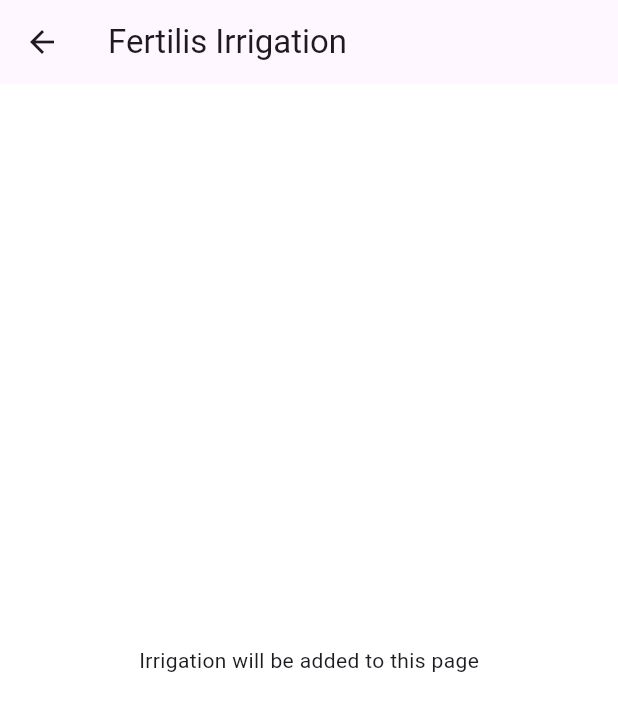
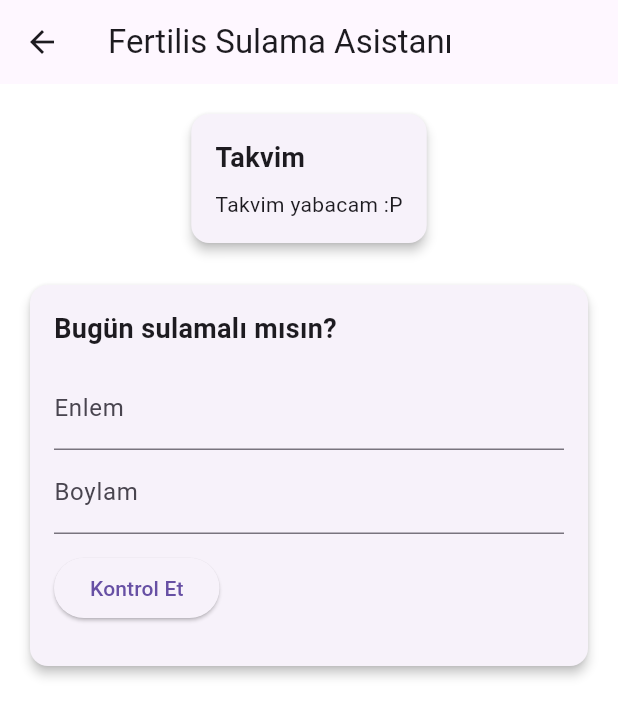
Before and after one commit to minecarman/fertilis, a Flutter app: the IrrigationPage screen opened directly, on a phone screen of 412 x 824 dp. Shown: the top 717 px of the screen. Run offline on Flutter 3.47's test engine with Material 3 defaults, Android fonts, the phone set to English and light mode, and no system bars.

Commit message:
apis for irrigation page
openweatherapi is used for irrigationpage and a based logic module for testing.

```diff
--- a/frontend/lib/core/api_config.dart
+++ b/frontend/lib/core/api_config.dart
@@ -1,4 +1,4 @@
 class ApiConfig {
- // static const String baseUrl = "http://localhost:3000"; // web için bu satırı kullan
-  static const String baseUrl = "http://192.168.1.34:3000"; // android için bu satırı kullan
+  static const String baseUrl = "http://localhost:3000"; // web için bu satırı kullan
+ // static const String baseUrl = "http://172.20.10.7:3000"; // android için bu satırı kullan
 }
--- a/frontend/lib/pages/irrigation_page.dart
+++ b/frontend/lib/pages/irrigation_page.dart
@@ -1,14 +1,129 @@
 import 'package:flutter/material.dart';
+import '../services/irrigation_service.dart';
 
-class IrrigationPage extends StatelessWidget {
+class IrrigationPage extends StatefulWidget {
   const IrrigationPage({super.key});
+
+  @override
+  State<IrrigationPage> createState() => _IrrigationPageState();
+}
+
+
+class _IrrigationPageState extends State<IrrigationPage> {
+  final latController = TextEditingController(); // konum için latitude, longitude değişkenleri
+  final lonController = TextEditingController();
+
+  bool loading = false;
+  Map<String, dynamic>? result;
+
+  Future<void> analyze() async {
+    final lat = double.tryParse(latController.text);
+    final lon = double.tryParse(lonController.text);
+
+    if (lat == null || lon == null) return;
+
+    setState(() {
+      loading = true;
+      result = null;
+    });
+
+    final data = await IrrigationService.analyzeRain(lat, lon);
+
+    setState(() {
+      result = data;
+      loading = false;
+    });
+  }
+
 
   @override
   Widget build(BuildContext context) {
     return Scaffold(
-      appBar: AppBar(title: const Text("Fertilis Irrigation")),
-      body: const Center(
-        child: Text("Irrigation will be added to this page"),
+      appBar: AppBar(title: const Text("Fertilis Sulama Asistanı")),
+      body: SingleChildScrollView(
+        padding: const EdgeInsets.all(16),
+        child: Column(
+          children: [
+
+            Card(   // SULAMA TAKVIMI BURA YAPILACAK
+              elevation: 3,
+              child: Padding(
+                padding: const EdgeInsets.all(16),
+                child: Column(
+                  crossAxisAlignment: CrossAxisAlignment.start,
+                  children: const [
+                    Text(
+                      "Takvim",
+                      style:
+                          TextStyle(fontSize: 18, fontWeight: FontWeight.bold),
+                    ),
+                    SizedBox(height: 8),
+                    Text(
+                      "Takvim yabacam :P",
+                    ),
+                  ],
+                ),
+              ),
+            ),
+
+            const SizedBox(height: 20),
+
+            Card(
+              elevation: 3,
+              child: Padding(
+                padding: const EdgeInsets.all(16),
+                child: Column(
+                  crossAxisAlignment: CrossAxisAlignment.start,
+                  children: [
+                    const Text(
+                      "Bugün sulamalı mısın?",
+                      style:
+                          TextStyle(fontSize: 18, fontWeight: FontWeight.bold),
+                    ),
+                    const SizedBox(height: 12),
+
+                    TextField( // Input lat
+                      controller: latController,
+                      keyboardType: TextInputType.number,
+                      decoration:
+                          const InputDecoration(labelText: "Enlem"),
+                    ),
+                    TextField( // Input lon
+                      controller: lonController,
+                      keyboardType: TextInputType.number,
+                      decoration:
+                          const InputDecoration(labelText: "Boylam"),
+                    ),
+
+                    const SizedBox(height: 12),
+
+                    ElevatedButton(
+                      onPressed: loading ? null : analyze,
+                      child: const Text("Kontrol Et"),
+                    ),
+
+                    const SizedBox(height: 12),
+
+                    if (loading) const CircularProgressIndicator(),
+
+                    if (result != null) ...[  // SONUÇ KISMI
+                      const SizedBox(height: 12),
+                      Text("Yağış: ${result!["rain"]} mm"),
+                      const SizedBox(height: 6),
+                      Text(
+                        "Sonuç: ${result!["decision"]}",
+                        style: const TextStyle(
+                          fontSize: 16,
+                          fontWeight: FontWeight.bold,
+                        ),
+                      ),
+                    ]
+                  ],
+                ),
+              ),
+            ),
+          ],
+        ),
       ),
     );
   }
--- a/frontend/lib/pages/recommendation_page.dart
+++ b/frontend/lib/pages/recommendation_page.dart
@@ -7,7 +7,7 @@ class RecommendationPage extends StatelessWidget {
   @override
   Widget build(BuildContext context) {
     return Scaffold(
-      appBar: AppBar(title: const Text("Fertilis Recommendation")),
+      appBar: AppBar(title: const Text("Fertilis Ekin Asistanı")),
       body: FutureBuilder(
         future: CropService.getRecommendation(),
         builder: (context, snapshot) {
--- a/frontend/lib/pages/weather_page.dart
+++ b/frontend/lib/pages/weather_page.dart
@@ -6,9 +6,9 @@ class WeatherPage extends StatelessWidget {
   @override
   Widget build(BuildContext context) {
     return Scaffold(
-      appBar: AppBar(title: const Text("Fertilis Weather")),
+      appBar: AppBar(title: const Text("Fertilis Havadurumu")),
       body: const Center(
-        child: Text("Weather stuff will be added to this page"),
+        child: Text("hava durumu yabacam :P"),
       ),
     );
   }
--- a/frontend/lib/pages/wiki_page.dart
+++ b/frontend/lib/pages/wiki_page.dart
@@ -8,7 +8,7 @@ class WikiPage extends StatelessWidget {
     return Scaffold(
       appBar: AppBar(title: const Text("Fertilis Wiki")),
       body: const Center(
-        child: Text("Wiki infos will be added to this page"),
+        child: Text("wiki yabacam :P"),
       ),
     );
   }
--- a/frontend/lib/pages/yield_page.dart
+++ b/frontend/lib/pages/yield_page.dart
@@ -6,9 +6,9 @@ class YieldPage extends StatelessWidget {
   @override
   Widget build(BuildContext context) {
     return Scaffold(
-      appBar: AppBar(title: const Text("Fertilis Yield")),
+      appBar: AppBar(title: const Text("Fertilis Kar Asistanı")),
       body: const Center(
-        child: Text("Yield predictor will be added to this page"),
+        child: Text("bol kazançlar maşallah :P"),
       ),
     );
   }
```
Also changed, not shown: frontend/lib/pages/home_page.dart (+6 -6 lines), frontend/lib/services/irrigation_service.dart (added, +31 -0 lines), 4 other files.
